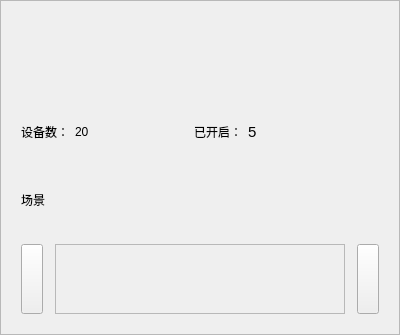
Qt form roomcard.ui (breaveSun/central_control) before a commit.
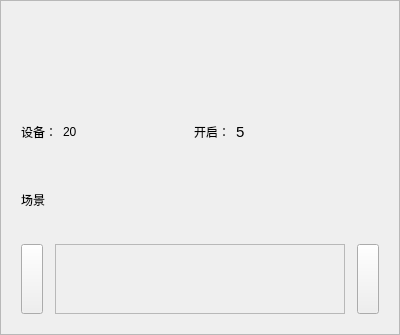
The same form after that commit. Custom widgets are drawn as their Qt base class.

The edit to the form file:
```diff
--- a/roomcard.ui
+++ b/roomcard.ui
@@ -168,7 +168,7 @@
                </sizepolicy>
               </property>
               <property name="text">
-               <string>设备数：</string>
+               <string>设备：</string>
               </property>
              </widget>
             </item>
@@ -231,7 +231,7 @@
                </sizepolicy>
               </property>
               <property name="text">
-               <string>已开启：</string>
+               <string>开启：</string>
               </property>
              </widget>
             </item>
```
